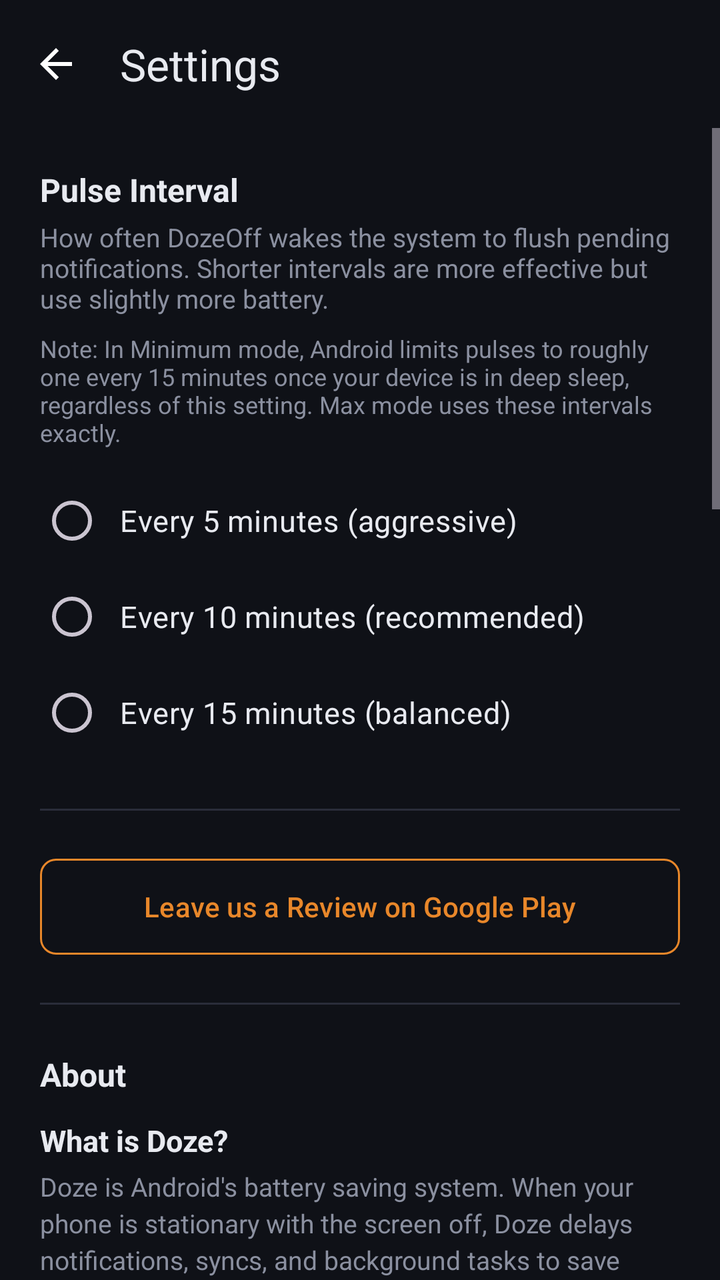
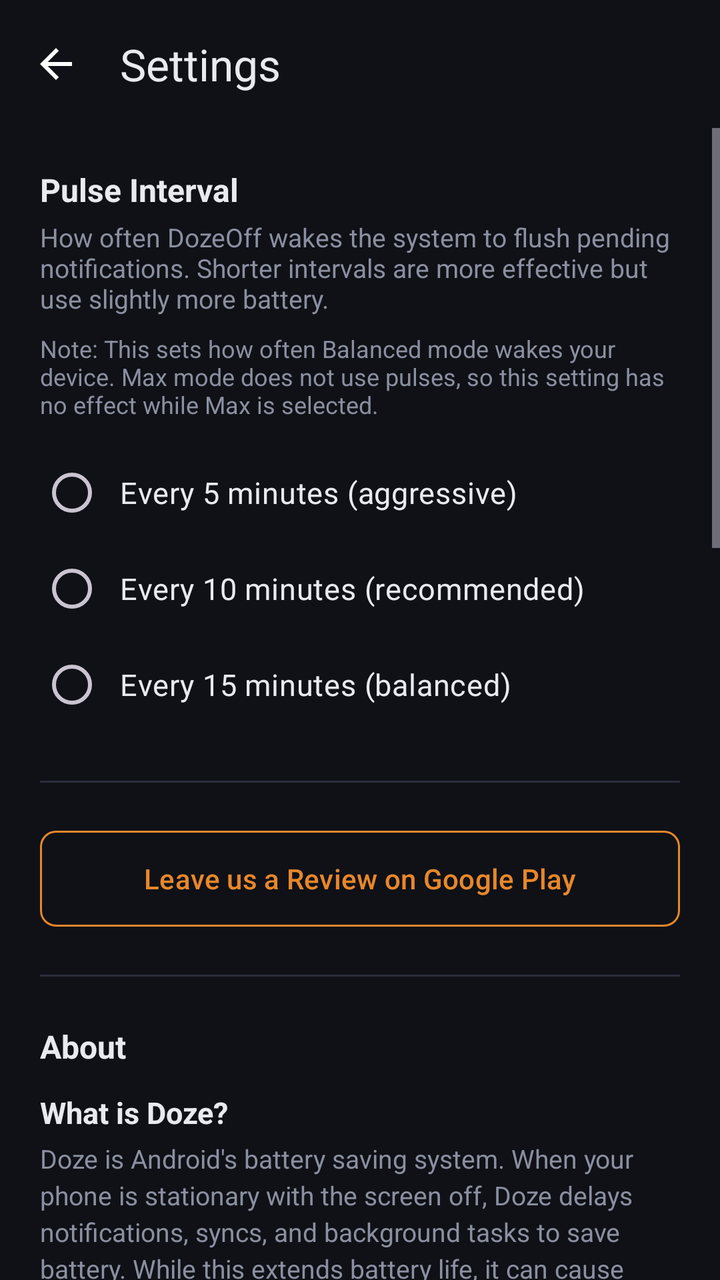

Two renders of the same Android screen: before a commit and after it. Below are the layout's source before the change and the commit's diff.
<!-- AndroidManifest.xml: application theme Theme.DozeOff -->
<!-- res/layout/activity_settings.xml -->
<?xml version="1.0" encoding="utf-8"?>
<LinearLayout xmlns:android="http://schemas.android.com/apk/res/android"
    xmlns:app="http://schemas.android.com/apk/res-auto"
    android:layout_width="match_parent"
    android:layout_height="match_parent"
    android:background="@color/background"
    android:fitsSystemWindows="true"
    android:orientation="vertical">

    <com.google.android.material.appbar.MaterialToolbar
        android:id="@+id/toolbar"
        android:layout_width="match_parent"
        android:layout_height="?attr/actionBarSize"
        android:background="@color/background"
        app:navigationIcon="@drawable/ic_arrow_back"
        app:title="Settings"
        app:titleTextColor="@color/text_primary" />

    <ScrollView
        android:layout_width="match_parent"
        android:layout_height="match_parent"
        android:fillViewport="true">

        <LinearLayout
            android:layout_width="match_parent"
            android:layout_height="wrap_content"
            android:orientation="vertical"
            android:padding="20dp">

            
            <TextView
                android:layout_width="wrap_content"
                android:layout_height="wrap_content"
                android:text="Pulse Interval"
                android:textColor="@color/text_primary"
                android:textSize="16sp"
                android:textStyle="bold" />

            <TextView
                android:layout_width="wrap_content"
                android:layout_height="wrap_content"
                android:layout_marginTop="4dp"
                android:text="How often DozeOff wakes the system to flush pending notifications. Shorter intervals are more effective but use slightly more battery."
                android:textColor="@color/text_secondary"
                android:textSize="13sp" />

            <TextView
                android:layout_width="wrap_content"
                android:layout_height="wrap_content"
                android:layout_marginTop="8dp"
                android:text="Note: In Minimum mode, Android limits pulses to roughly one every 15 minutes once your device is in deep sleep, regardless of this setting. Max mode uses these intervals exactly."
                android:textColor="@color/text_secondary"
                android:textSize="12sp"
                android:fontStyle="italic" />

            <RadioGroup
                android:id="@+id/radioInterval"
                android:layout_width="match_parent"
                android:layout_height="wrap_content"
                android:layout_marginTop="12dp">

                <com.google.android.material.radiobutton.MaterialRadioButton
                    android:id="@+id/radio5min"
                    android:layout_width="match_parent"
                    android:layout_height="wrap_content"
                    android:padding="8dp"
                    android:text="Every 5 minutes (aggressive)"
                    android:textColor="@color/text_primary"
                    android:textSize="15sp" />

                <com.google.android.material.radiobutton.MaterialRadioButton
                    android:id="@+id/radio10min"
                    android:layout_width="match_parent"
                    android:layout_height="wrap_content"
                    android:padding="8dp"
                    android:text="Every 10 minutes (recommended)"
                    android:textColor="@color/text_primary"
                    android:textSize="15sp" />

                <com.google.android.material.radiobutton.MaterialRadioButton
                    android:id="@+id/radio15min"
                    android:layout_width="match_parent"
                    android:layout_height="wrap_content"
                    android:padding="8dp"
                    android:text="Every 15 minutes (balanced)"
                    android:textColor="@color/text_primary"
                    android:textSize="15sp" />

            </RadioGroup>

            <View
                android:layout_width="match_parent"
                android:layout_height="1dp"
                android:layout_marginVertical="24dp"
                android:background="@color/divider" />

            
            <com.google.android.material.button.MaterialButton
                android:id="@+id/btnLeaveReview"
                style="@style/Widget.Material3.Button.OutlinedButton"
                android:layout_width="match_parent"
                android:layout_height="48dp"
                android:insetTop="0dp"
                android:insetBottom="0dp"
                android:text="Leave us a Review on Google Play"
                android:textSize="14sp"
                app:cornerRadius="8dp"
                app:strokeColor="@color/primary" />

            <View
                android:layout_width="match_parent"
                android:layout_height="1dp"
                android:layout_marginVertical="24dp"
                android:background="@color/divider" />

            
            <TextView
                android:layout_width="wrap_content"
                android:layout_height="wrap_content"
                android:text="About"
                android:textColor="@color/text_primary"
                android:textSize="16sp"
                android:textStyle="bold" />

            <TextView
                android:layout_width="wrap_content"
                android:layout_height="wrap_content"
                android:layout_marginTop="12dp"
                android:text="What is Doze?"
                android:textColor="@color/text_primary"
                android:textSize="15sp"
                android:textStyle="bold" />

            <TextView
                android:layout_width="wrap_content"
                android:layout_height="wrap_content"
                android:layout_marginTop="4dp"
                android:lineSpacingExtra="3dp"
                android:text="Doze is Android's battery saving system. When your phone is stationary with the screen off, Doze delays notifications, syncs, and background tasks to save battery. While this extends battery life, it can cause notifications to arrive minutes or even hours late — a common frustration for many Android users."
                android:textColor="@color/text_secondary"
                android:textSize="13sp" />

            <TextView
                android:layout_width="wrap_content"
                android:layout_height="wrap_content"
                android:layout_marginTop="16dp"
                android:text="How does DozeOff help?"
                android:textColor="@color/text_primary"
                android:textSize="15sp"
                android:textStyle="bold" />

            <TextView
                android:layout_width="wrap_content"
                android:layout_height="wrap_content"
                android:layout_marginTop="4dp"
                android:lineSpacingExtra="3dp"
                android:text="DozeOff sends periodic background pulses that prevent your phone from entering deep Doze. This creates brief wake windows that allow pending notifications, messages, and syncs to be delivered on time — with minimal battery impact (typically 1-2% per day)."
                android:textColor="@color/text_secondary"
                android:textSize="13sp" />

            <TextView
                android:layout_width="wrap_content"
                android:layout_height="wrap_content"
                android:layout_marginTop="16dp"
                android:text="What's the difference between Minimum &amp; Max protection?"
                android:textColor="@color/text_primary"
                android:textSize="15sp"
                android:textStyle="bold" />

            <TextView
                android:layout_width="wrap_content"
                android:layout_height="wrap_content"
                android:layout_marginTop="12dp"
                android:text="Minimum Protection (Min)"
                android:textColor="@color/text_primary"
                android:textSize="14sp"
                android:textStyle="bold" />

            <TextView
                android:layout_width="wrap_content"
                android:layout_height="wrap_content"
                android:layout_marginTop="4dp"
                android:lineSpacingExtra="3dp"
                android:text="DozeOff sends a regular background pulse (frequency set above) that works within Android's normal battery rules. Android limits these pulses to roughly one every 15 minutes once your device is in deep sleep, and they don't bring the device fully out of it.\n\nThis means Minimum uses very little battery and shows no icons, but other apps' notifications may still be delayed while your phone is asleep.\n\nMinimum is the conservative choice. If timely notifications are the reason you installed DozeOff, use Max."
                android:textColor="@color/text_secondary"
                android:textSize="13sp" />

            <TextView
                android:layout_width="wrap_content"
                android:layout_height="wrap_content"
                android:layout_marginTop="12dp"
                android:text="Maximum Protection (Max)"
                android:textColor="@color/text_primary"
                android:textSize="14sp"
                android:textStyle="bold" />

            <TextView
                android:layout_width="wrap_content"
                android:layout_height="wrap_content"
                android:layout_marginTop="4dp"
                android:lineSpacingExtra="3dp"
                android:text="Max uses a stronger method that Android cannot delay or skip. Each pulse briefly brings your whole device out of deep sleep, which is when Android delivers all pending notifications, messages and syncs from every app. This is the mode that actually addresses delayed notifications.\n\nTwo things to be aware of:\n\n1) A small alarm clock icon may appear in your status bar. Whether it appears depends on your device, and many phones never show it.\n\n2) Max can interfere with Do Not Disturb and Bedtime modes. DozeOff pauses Max while those are active and resumes automatically when they end.\n\nBattery impact for both modes is minimal — typically 1-2% per day."
                android:textColor="@color/text_secondary"
                android:textSize="13sp" />

            <View
                android:layout_width="match_parent"
                android:layout_height="1dp"
                android:layout_marginVertical="24dp"
                android:background="@color/divider" />

            <TextView
                android:layout_width="wrap_content"
                android:layout_height="wrap_content"
                android:text="Made by CoverTwo Games"
                android:textColor="@color/text_secondary"
                android:textSize="13sp" />

            <View
                android:layout_width="match_parent"
                android:layout_height="1dp"
                android:layout_marginVertical="24dp"
                android:background="@color/divider" />

            
            <TextView
                android:layout_width="wrap_content"
                android:layout_height="wrap_content"
                android:text="Short-lead Test Log"
                android:textColor="@color/text_primary"
                android:textSize="16sp"
                android:textStyle="bold" />

            <TextView
                android:id="@+id/textTestLog"
                android:layout_width="match_parent"
                android:layout_height="wrap_content"
                android:layout_marginTop="8dp"
                android:background="@color/divider"
                android:fontFamily="monospace"
                android:padding="12dp"
                android:text="No entries yet"
                android:textColor="@color/text_secondary"
                android:textSize="11sp" />

            <LinearLayout
                android:layout_width="match_parent"
                android:layout_height="wrap_content"
                android:layout_marginTop="8dp"
                android:orientation="horizontal">

                <com.google.android.material.button.MaterialButton
                    android:id="@+id/btnCopyTestLog"
                    style="@style/Widget.Material3.Button.OutlinedButton"
                    android:layout_width="0dp"
                    android:layout_height="40dp"
                    android:layout_marginEnd="8dp"
                    android:layout_weight="1"
                    android:insetTop="0dp"
                    android:insetBottom="0dp"
                    android:text="Copy Log"
                    android:textSize="12sp"
                    app:cornerRadius="8dp"
                    app:strokeColor="@color/primary" />

                <com.google.android.material.button.MaterialButton
                    android:id="@+id/btnClearTestLog"
                    style="@style/Widget.Material3.Button.OutlinedButton"
                    android:layout_width="0dp"
                    android:layout_height="40dp"
                    android:layout_weight="1"
                    android:insetTop="0dp"
                    android:insetBottom="0dp"
                    android:text="Clear"
                    android:textSize="12sp"
                    app:cornerRadius="8dp"
                    app:strokeColor="@color/text_secondary" />

            </LinearLayout>


        </LinearLayout>

    </ScrollView>

</LinearLayout>
<!-- resources referenced by this layout -->
<resources>
  <color name="background">#0F1117</color>
  <color name="divider">#2A2D3A</color>
  <color name="primary">#E8872A</color>
  <color name="text_primary">#E8EAF0</color>
  <color name="text_secondary">#8B90A0</color>
  <!-- drawable ic_arrow_back (drawable) -->
  <?xml version="1.0" encoding="utf-8"?>
  <vector xmlns:android="http://schemas.android.com/apk/res/android"
      android:width="24dp"
      android:height="24dp"
      android:viewportWidth="24"
      android:viewportHeight="24">
      <path
          android:fillColor="#FFFFFF"
          android:pathData="M20,11H7.83l5.59,-5.59L12,4l-8,8 8,8 1.41,-1.41L7.83,13H20v-2z" />
  </vector>
  <style name="Theme.DozeOff" parent="Theme.Material3.Dark.NoActionBar">
          <item name="colorPrimary">@color/primary</item>
          <item name="colorPrimaryDark">@color/primary_dark</item>
          <item name="colorOnPrimary">@color/text_primary</item>
          <item name="android:windowBackground">@color/background</item>
          <item name="android:statusBarColor">@color/background</item>
          <item name="android:navigationBarColor">@color/background</item>
          <item name="android:windowLightStatusBar">false</item>
      </style>
  <color name="primary_dark">#D47520</color>
</resources>

<!-- the commit's change to res/layout/activity_settings.xml (unified diff, before → after) -->
@@ -48,7 +48,7 @@
                 android:layout_width="wrap_content"
                 android:layout_height="wrap_content"
                 android:layout_marginTop="8dp"
-                android:text="Note: In Minimum mode, Android limits pulses to roughly one every 15 minutes once your device is in deep sleep, regardless of this setting. Max mode uses these intervals exactly."
+                android:text="Note: This sets how often Balanced mode wakes your device. Max mode does not use pulses, so this setting has no effect while Max is selected."
                 android:textColor="@color/text_secondary"
                 android:textSize="12sp"
                 android:fontStyle="italic" />
@@ -162,7 +162,7 @@
                 android:layout_width="wrap_content"
                 android:layout_height="wrap_content"
                 android:layout_marginTop="16dp"
-                android:text="What's the difference between Minimum &amp; Max protection?"
+                android:text="What's the difference between Balanced &amp; Max?"
                 android:textColor="@color/text_primary"
                 android:textSize="15sp"
                 android:textStyle="bold" />
@@ -171,7 +171,7 @@
                 android:layout_width="wrap_content"
                 android:layout_height="wrap_content"
                 android:layout_marginTop="12dp"
-                android:text="Minimum Protection (Min)"
+                android:text="Max Protection (Max)"
                 android:textColor="@color/text_primary"
                 android:textSize="14sp"
                 android:textStyle="bold" />
@@ -181,7 +181,7 @@
                 android:layout_height="wrap_content"
                 android:layout_marginTop="4dp"
                 android:lineSpacingExtra="3dp"
-                android:text="DozeOff sends a regular background pulse (frequency set above) that works within Android's normal battery rules. Android limits these pulses to roughly one every 15 minutes once your device is in deep sleep, and they don't bring the device fully out of it.\n\nThis means Minimum uses very little battery and shows no icons, but other apps' notifications may still be delayed while your phone is asleep.\n\nMinimum is the conservative choice. If timely notifications are the reason you installed DozeOff, use Max."
+                android:text="Max keeps a standing silent alarm registered with Android at all times. Because Android will not put a device into deep Doze sleep when an alarm is due soon, your phone stays awake enough for notifications from every app to arrive as they are sent.\n\nThis is the most effective mode, and it is the default.\n\nThe trade-off is visibility. On some devices a small alarm icon appears in the status bar, and the alarm time may show on your lock screen. Whether this happens depends entirely on your device, and many phones never show it. You will never hear an alarm, and it is not something DozeOff can turn off."
                 android:textColor="@color/text_secondary"
                 android:textSize="13sp" />
 
@@ -189,7 +189,7 @@
                 android:layout_width="wrap_content"
                 android:layout_height="wrap_content"
                 android:layout_marginTop="12dp"
-                android:text="Maximum Protection (Max)"
+                android:text="Balanced Protection (Balanced)"
                 android:textColor="@color/text_primary"
                 android:textSize="14sp"
                 android:textStyle="bold" />
@@ -199,7 +199,7 @@
                 android:layout_height="wrap_content"
                 android:layout_marginTop="4dp"
                 android:lineSpacingExtra="3dp"
-                android:text="Max uses a stronger method that Android cannot delay or skip. Each pulse briefly brings your whole device out of deep sleep, which is when Android delivers all pending notifications, messages and syncs from every app. This is the mode that actually addresses delayed notifications.\n\nTwo things to be aware of:\n\n1) A small alarm clock icon may appear in your status bar. Whether it appears depends on your device, and many phones never show it.\n\n2) Max can interfere with Do Not Disturb and Bedtime modes. DozeOff pauses Max while those are active and resumes automatically when they end.\n\nBattery impact for both modes is minimal — typically 1-2% per day."
+                android:text="Balanced lets your device sleep normally, then briefly wakes it at the interval you choose. Each wake pulls the device fully out of Doze for a couple of minutes, which is long enough for pending notifications, messages and syncs from every app to come through.\n\nNothing appears in your status bar or on your lock screen.\n\nThe trade-off is timing. A notification that arrives just after a pulse waits for the next one, so it can be delayed by up to the interval you have set. Shorter intervals mean less delay and slightly more battery use.\n\nDozeOff pauses while your phone is in Do Not Disturb or Bedtime Mode, so it does not interfere with those settings. Whichever mode you have selected resumes automatically when they end.\n\nBattery impact for both modes is minimal."
                 android:textColor="@color/text_secondary"
                 android:textSize="13sp" />
 
@@ -216,67 +216,6 @@
                 android:textColor="@color/text_secondary"
                 android:textSize="13sp" />
 
-            <View
-                android:layout_width="match_parent"
-                android:layout_height="1dp"
-                android:layout_marginVertical="24dp"
-                android:background="@color/divider" />
-
-            
-            <TextView
-                android:layout_width="wrap_content"
-                android:layout_height="wrap_content"
-                android:text="Short-lead Test Log"
-                android:textColor="@color/text_primary"
-                android:textSize="16sp"
-                android:textStyle="bold" />
-
-            <TextView
-                android:id="@+id/textTestLog"
-                android:layout_width="match_parent"
-                android:layout_height="wrap_content"
-                android:layout_marginTop="8dp"
-                android:background="@color/divider"
-                android:fontFamily="monospace"
-                android:padding="12dp"
-                android:text="No entries yet"
-                android:textColor="@color/text_secondary"
-                android:textSize="11sp" />
-
-            <LinearLayout
-                android:layout_width="match_parent"
-                android:layout_height="wrap_content"
-                android:layout_marginTop="8dp"
-                android:orientation="horizontal">
-
-                <com.google.android.material.button.MaterialButton
-                    android:id="@+id/btnCopyTestLog"
-                    style="@style/Widget.Material3.Button.OutlinedButton"
-                    android:layout_width="0dp"
-                    android:layout_height="40dp"
-                    android:layout_marginEnd="8dp"
-                    android:layout_weight="1"
-                    android:insetTop="0dp"
-                    android:insetBottom="0dp"
-                    android:text="Copy Log"
-                    android:textSize="12sp"
-                    app:cornerRadius="8dp"
-                    app:strokeColor="@color/primary" />
-
-                <com.google.android.material.button.MaterialButton
-                    android:id="@+id/btnClearTestLog"
-                    style="@style/Widget.Material3.Button.OutlinedButton"
-                    android:layout_width="0dp"
-                    android:layout_height="40dp"
-                    android:layout_weight="1"
-                    android:insetTop="0dp"
-                    android:insetBottom="0dp"
-                    android:text="Clear"
-                    android:textSize="12sp"
-                    app:cornerRadius="8dp"
-                    app:strokeColor="@color/text_secondary" />
-
-            </LinearLayout>
 
 
         </LinearLayout>
